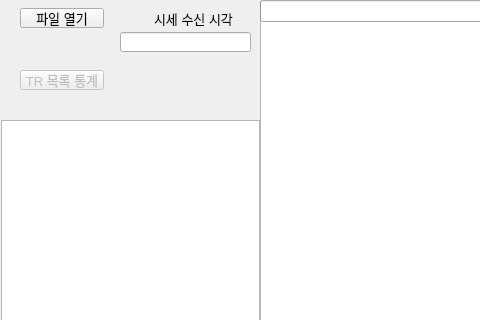
Before: the Qt Designer form CDlgMain.ui in teammtc/TickToBin, drawn with Qt 5; both pictures show x 0 to 480 and y 0 to 320 of the 800 by 600 pixel window.
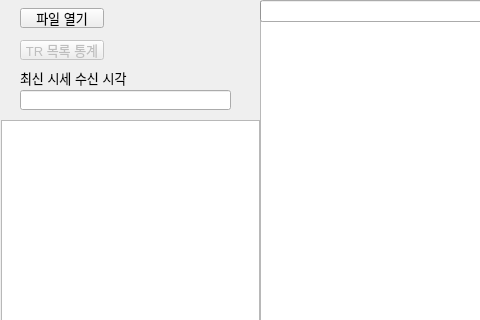
After: the same form once the commit is applied.

Commit message: 1. 시그널 실행을 스레드 상태 변경 전에 실행하도록 위치 조정, 2. 불필요한 break문 제거, 3. TR 시간 파싱 및 문자열 변환 로직을 루프에서 빼서 slot 내에서 처리하도록 변경

```diff
--- a/CDlgMain.ui
+++ b/CDlgMain.ui
@@ -45,9 +45,9 @@
    <widget class="QLineEdit" name="leRcvTM">
     <property name="geometry">
      <rect>
-      <x>120</x>
-      <y>32</y>
-      <width>131</width>
+      <x>20</x>
+      <y>90</y>
+      <width>211</width>
       <height>20</height>
      </rect>
     </property>
@@ -55,10 +55,10 @@
    <widget class="QLabel" name="label">
     <property name="geometry">
      <rect>
-      <x>154</x>
-      <y>12</y>
-      <width>94</width>
-      <height>14</height>
+      <x>20</x>
+      <y>70</y>
+      <width>111</width>
+      <height>16</height>
      </rect>
     </property>
     <property name="font">
@@ -67,7 +67,7 @@
      </font>
     </property>
     <property name="text">
-     <string>시세 수신 시각</string>
+     <string>최신 시세 수신 시각</string>
     </property>
    </widget>
    <widget class="QTextEdit" name="teStats">
@@ -100,7 +100,7 @@
     <property name="geometry">
      <rect>
       <x>20</x>
-      <y>70</y>
+      <y>40</y>
       <width>84</width>
       <height>20</height>
      </rect>
```
The commit also changes 2 other files.
